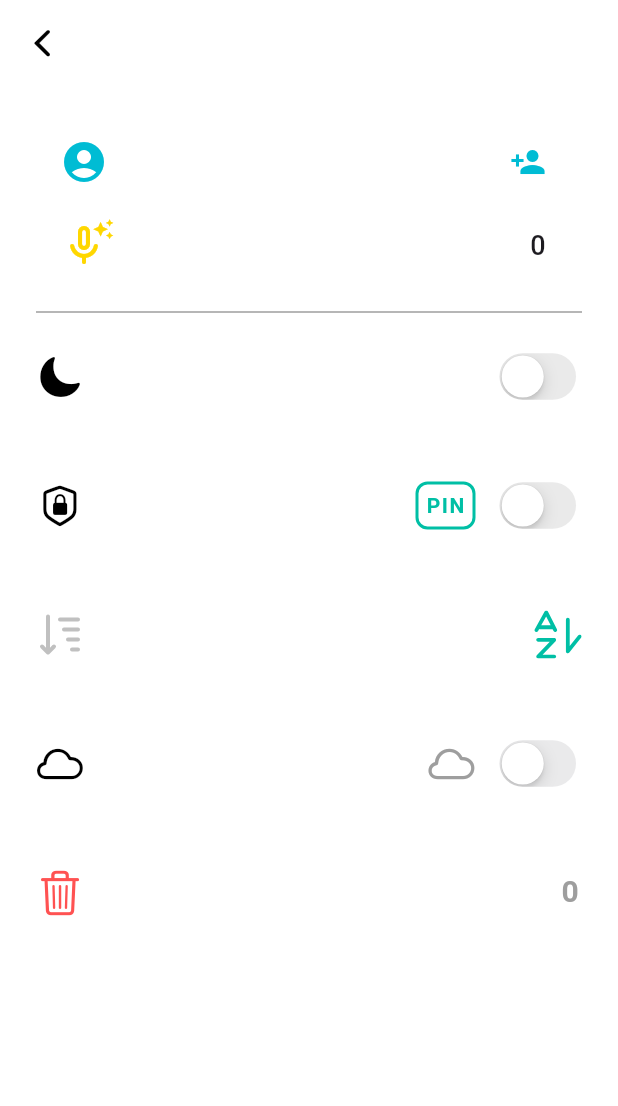
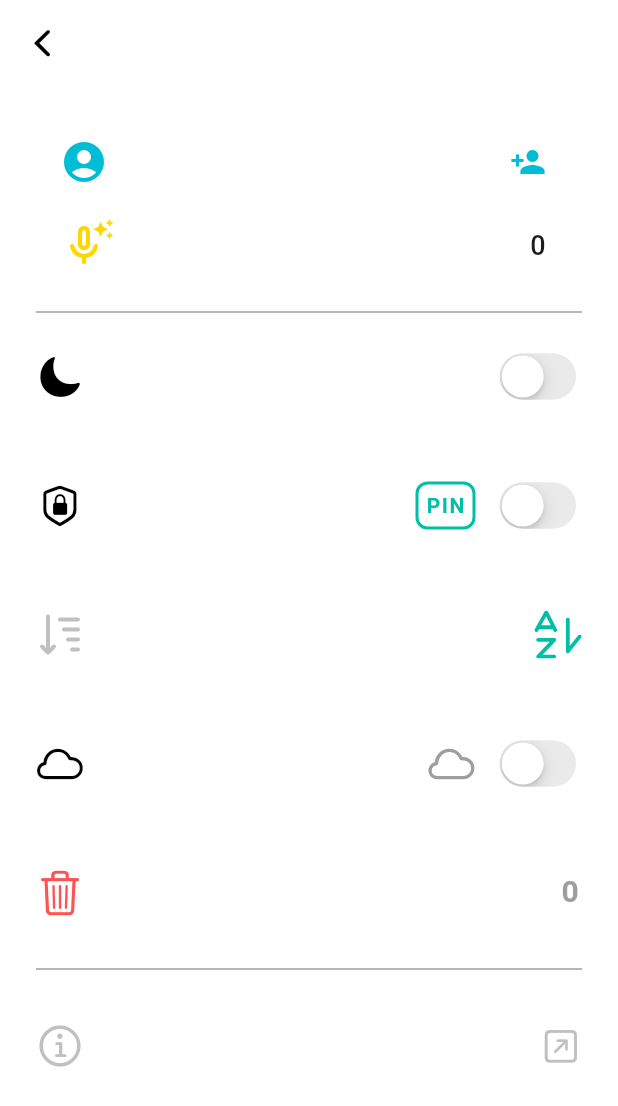
Before and after one commit to asantino/DokkiNotes, a Flutter app: the SettingsScreen screen opened directly, on a phone screen of 412 x 824 dp. Shown: the top 1106 px of the screen. Run offline on Flutter 3.47's test engine with Material 3 defaults, Android fonts, the phone set to English and light mode, and no system bars; our stand-ins replace file_picker, flutter_secure_storage, flutter_slidable, flutter_svg, google_sign_in, in_app_purchase and 7 more; missing offline and left inert: encrypt, googleapis; accounts and stored records are empty; network calls fail.

Commit message:
feat: add About section in Settings
- Add About link at bottom of Settings screen
- Opens app guide at https://www.dokki.org/guides/dokkinotes
- Uses info_circle icon and arrow_up_right_square for external link
- Separated from other settings with Divider
- Uses url_launcher to open external browser

Helps users access comprehensive app documentation and support.

```diff
--- a/lib/screens/settings_screen.dart
+++ b/lib/screens/settings_screen.dart
@@ -2,6 +2,7 @@ import 'package:flutter/cupertino.dart';
 import 'package:flutter/material.dart';
 import 'package:flutter_svg/flutter_svg.dart';
 import 'package:local_auth/local_auth.dart';
+import 'package:url_launcher/url_launcher.dart';
 import '../services/prefs_service.dart';
 import '../services/db_service.dart';
 import '../services/sync_status_service.dart';
@@ -292,6 +293,14 @@ class _SettingsScreenState extends State<SettingsScreen> {
     }
   }
 
+  Future<void> _launchAboutUrl() async {
+    final Uri url = Uri.parse('https://www.dokki.org/guides/dokkinotes');
+    if (!await launchUrl(url, mode: LaunchMode.externalApplication)) {
+      // Silently fail in production
+      debugPrint('Could not launch $url');
+    }
+  }
+
   @override
   Widget build(BuildContext context) {
     const Color teal = DokkiColors.primaryTeal;
@@ -472,6 +481,22 @@ class _SettingsScreenState extends State<SettingsScreen> {
                 ),
               ),
             ),
+            const Divider(color: Colors.grey, height: 48),
+            GestureDetector(
+              onTap: _launchAboutUrl,
+              child: _MinimalIconRow(
+                left: Icon(
+                  CupertinoIcons.info_circle,
+                  size: 32,
+                  color: grey,
+                ),
+                right: Icon(
+                  CupertinoIcons.arrow_up_right_square,
+                  size: 28,
+                  color: grey,
+                ),
+              ),
+            ),
             const SizedBox(height: 12),
           ],
         ),
```
